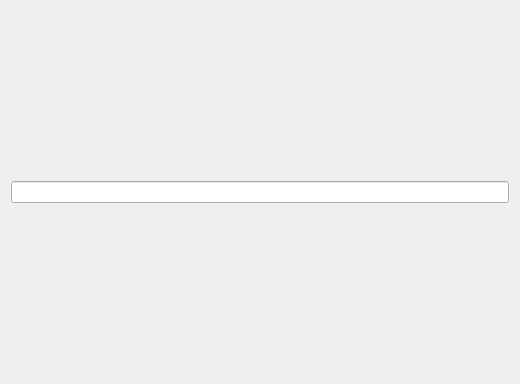
KDE/declarative-plasmoids, file rssnow/package/contents/ui/config.ui: the form before one commit.
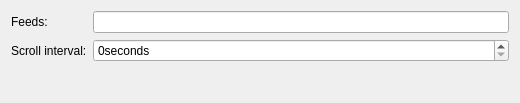
The form after the commit.

Commit message: Okay the scroll in interval feature is back

```diff
--- a/rssnow/package/contents/ui/config.ui
+++ b/rssnow/package/contents/ui/config.ui
@@ -7,13 +7,34 @@
     <x>0</x>
     <y>0</y>
     <width>520</width>
-    <height>384</height>
+    <height>103</height>
    </rect>
   </property>
-  <layout class="QVBoxLayout" name="verticalLayout">
-   <item>
+  <layout class="QFormLayout" name="formLayout">
+   <item row="0" column="0">
+    <widget class="QLabel" name="label">
+     <property name="text">
+      <string>Feeds:</string>
+     </property>
+    </widget>
+   </item>
+   <item row="0" column="1">
     <widget class="QLineEdit" name="kcfg_feeds"/>
    </item>
+   <item row="1" column="0">
+    <widget class="QLabel" name="label_2">
+     <property name="text">
+      <string>Scroll interval:</string>
+     </property>
+    </widget>
+   </item>
+   <item row="1" column="1">
+    <widget class="QSpinBox" name="kcfg_interval">
+     <property name="suffix">
+      <string>seconds</string>
+     </property>
+    </widget>
+   </item>
   </layout>
  </widget>
  <resources/>
```
The commit also changes 2 other files.
